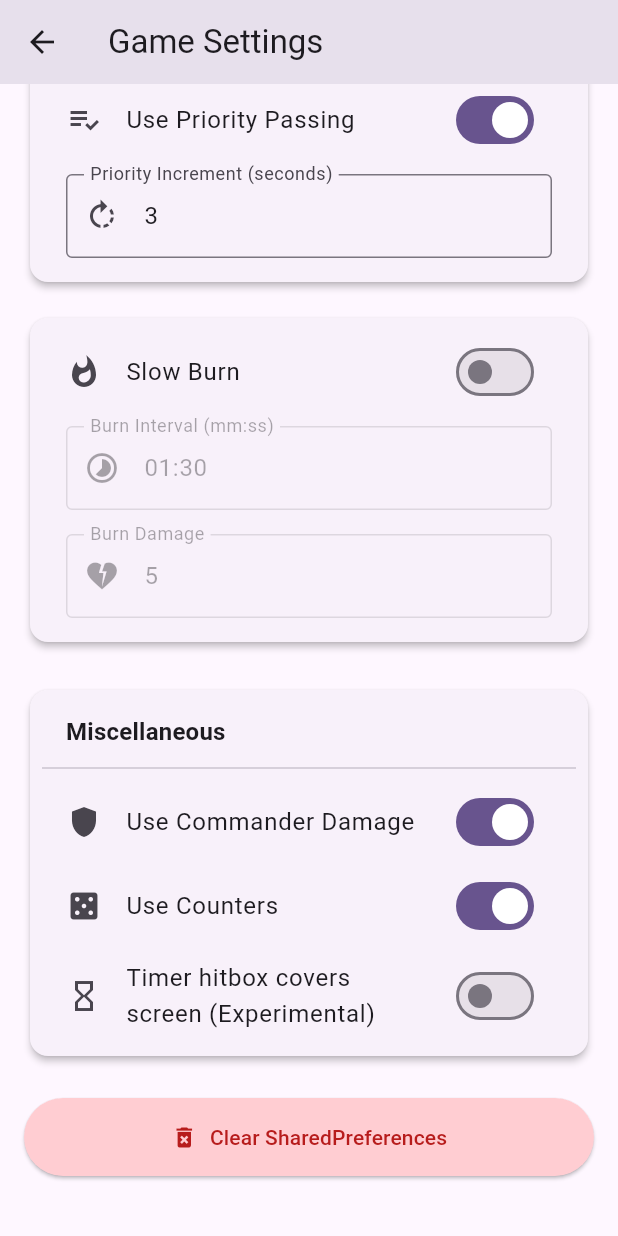
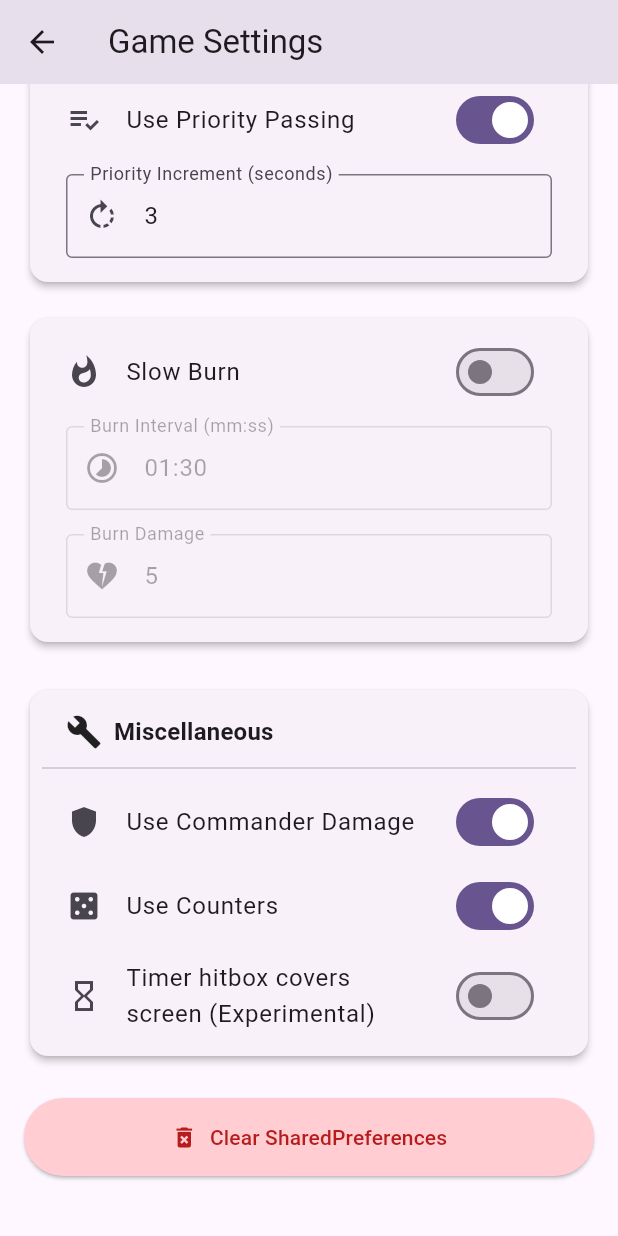
Before and after one commit to Kapsyloffer/ROPE, a Flutter app: the SettingsScreen screen opened directly, scrolled down 746 dp, on a phone screen of 412 x 824 dp. Run offline on Flutter 3.47's test engine with Material 3 defaults, Android fonts, the phone set to English and light mode, and no system bars; our stand-ins replace cached_network_image, fluttericon, image_cropper, image_picker, shared_preferences, wakelock_plus; accounts and stored records are empty.

Commit message:
moved modals into own folder

```diff
--- a/lib/screens/widgets/general_settings_card.dart
+++ b/lib/screens/widgets/general_settings_card.dart
@@ -7,7 +7,7 @@ import '../../models/settings.dart';
 import '../../UI/player_layout.dart';
 import '../../helpers/outlined_text.dart';
 import '../../helpers/outlined_icon.dart';
-import 'player_customization_dialog.dart';
+import 'modals/player_customization_dialog.dart';
 
 class GeneralSettingsCard extends StatefulWidget {
   final VoidCallback onUpdate;
--- a/lib/screens/widgets/miscellaneous_settings_card.dart
+++ b/lib/screens/widgets/miscellaneous_settings_card.dart
@@ -19,11 +19,16 @@ class MiscellaneousSettingsCard extends StatelessWidget {
           children: [
             Padding(
               padding: const EdgeInsets.fromLTRB(16, 8, 16, 4),
-              child: Text(
-                'Miscellaneous',
-                style: Theme.of(context).textTheme.titleMedium?.copyWith(
-                  fontWeight: FontWeight.bold,
-                ),
+              child: Row(
+                children: [
+                  const Icon(Icons.build),
+                  const SizedBox(width: 8),
+                  Text(
+                    'Miscellaneous',
+                    style: Theme.of(context).textTheme.titleMedium
+                        ?.copyWith(fontWeight: FontWeight.bold),
+                  ),
+                ],
               ),
             ),
             const Divider(),
--- a/lib/screens/widgets/player_customization_dialog.dart
+++ b/lib/screens/widgets/modals/player_customization_dialog.dart
@@ -6,8 +6,8 @@ import 'package:image_picker/image_picker.dart';
 import 'package:image_cropper/image_cropper.dart';
 import 'package:flutter/foundation.dart' show kIsWeb;
 
-import '../../models/settings.dart';
-import '../../helpers/outlined_text.dart';
+import '../../../models/settings.dart';
+import '../../../helpers/outlined_text.dart';
 import 'scryfall_search.dart';
 
 class PlayerCustomizationDialog extends StatefulWidget {
```
Also changed, not shown: lib/screens/widgets/modals/scryfall_search.dart (renamed from lib/screens/widgets/scryfall_search.dart).
